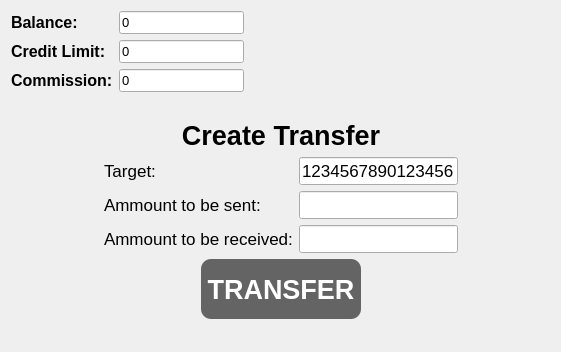
Before: the Qt Designer form ATM_Shevchenky/create_transfer.ui in mshevcenko/ATM_Shevchenky, drawn with Qt 5.
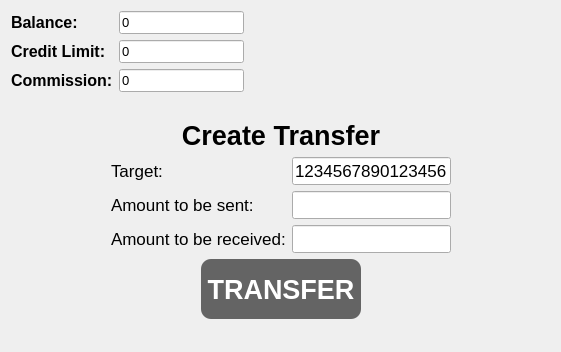
After: the same form once the commit is applied. Icons and pictures are not drawn. Custom widgets are drawn as their Qt base class.

```diff
--- a/ATM_Shevchenky/create_transfer.ui
+++ b/ATM_Shevchenky/create_transfer.ui
@@ -261,7 +261,7 @@
             </font>
            </property>
            <property name="text">
-            <string>Ammount to be sent:</string>
+            <string>Amount to be sent:</string>
            </property>
           </widget>
          </item>
@@ -291,7 +291,7 @@
             </font>
            </property>
            <property name="text">
-            <string>Ammount to be received:</string>
+            <string>Amount to be received:</string>
            </property>
           </widget>
          </item>
```
